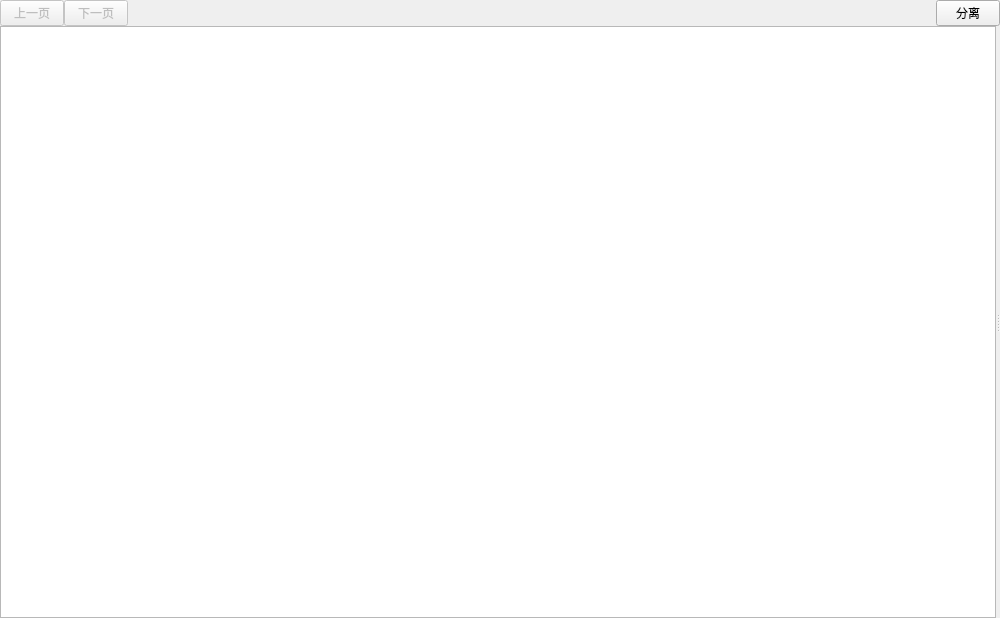
Old version of the form FMCL/Functions/Help/Help.ui in the repository 1604042736/FMCL.
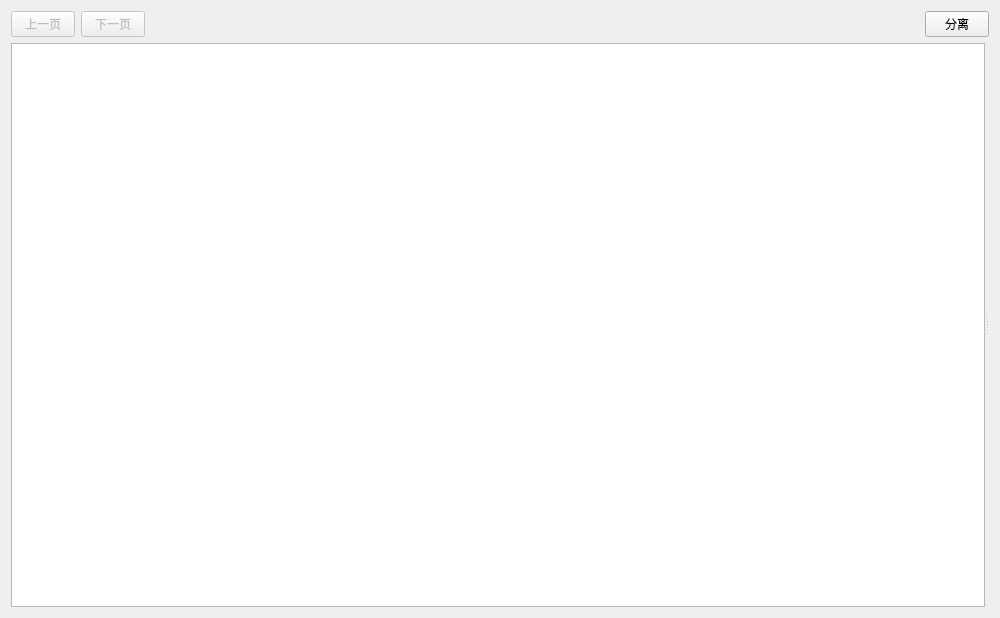
New version of the form. Custom widgets are drawn as their Qt base class.

What changed in the file:
```diff
--- a/FMCL/Functions/Help/Help.ui
+++ b/FMCL/Functions/Help/Help.ui
@@ -14,21 +14,6 @@
    <string>帮助</string>
   </property>
   <layout class="QGridLayout" name="gridLayout">
-   <property name="leftMargin">
-    <number>0</number>
-   </property>
-   <property name="topMargin">
-    <number>0</number>
-   </property>
-   <property name="rightMargin">
-    <number>0</number>
-   </property>
-   <property name="bottomMargin">
-    <number>0</number>
-   </property>
-   <property name="spacing">
-    <number>0</number>
-   </property>
    <item row="1" column="0" colspan="4">
     <widget class="QSplitter" name="splitter">
      <property name="sizePolicy">
@@ -122,6 +107,18 @@
    </item>
   </layout>
  </widget>
+ <customwidgets>
+  <customwidget>
+   <class>PushButton</class>
+   <extends>QPushButton</extends>
+   <header>qfluentwidgets</header>
+  </customwidget>
+  <customwidget>
+   <class>TreeWidget</class>
+   <extends>QTreeWidget</extends>
+   <header>qfluentwidgets</header>
+  </customwidget>
+ </customwidgets>
  <resources/>
  <connections/>
 </ui>
```
Left out of the diff: 8 changed lines with no effect on the pictures.
